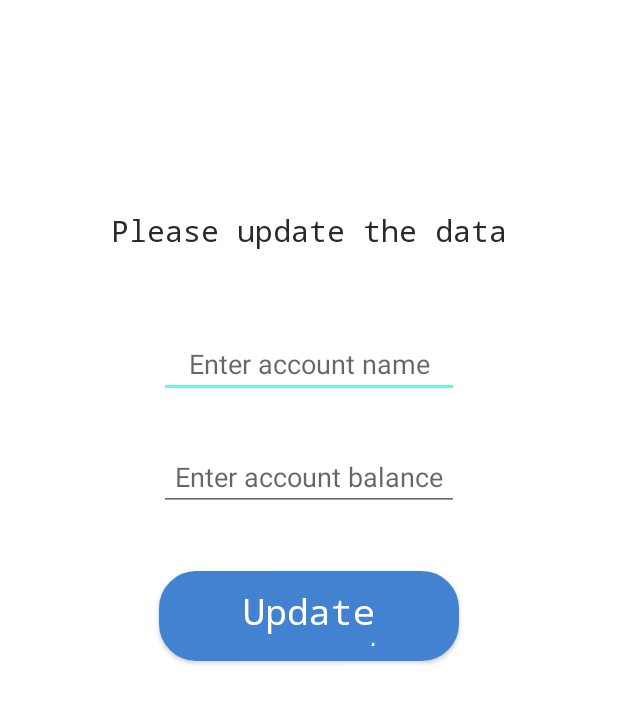
After one commit to mrtsv9/Expenses-Tracker, an Android app: the layout fragment_account_updating.xml on its own in the app's theme, with its tools: preview values and no code run, on a phone screen of 412 x 824 dp. The commit adds this screen. Shown: the top 703 px of the screen. Run offline under Robolectric (Android 15) with nearby library versions, the phone set to English and light mode, and no system bars.

Commit message:
accounts update

```diff
--- a/app/build.gradle
+++ b/app/build.gradle
@@ -2,6 +2,7 @@ plugins {
     id 'com.android.application'
     id 'kotlin-android'
     id 'kotlin-kapt'
+    id 'kotlin-parcelize'
 }
 
 android {
--- a/app/src/main/java/com/example/expensestracker/adapters/AccountsAdapter.kt
+++ b/app/src/main/java/com/example/expensestracker/adapters/AccountsAdapter.kt
@@ -5,7 +5,9 @@ import android.view.LayoutInflater
 import android.view.View
 import android.view.ViewGroup
 import android.widget.ImageView
+import android.widget.LinearLayout
 import android.widget.TextView
+import androidx.fragment.app.ListFragment
 import androidx.recyclerview.widget.RecyclerView
 import com.example.expensestracker.R
 import com.example.expensestracker.database.AccountEntity
--- a/app/src/main/java/com/example/expensestracker/dao/AccountDao.kt
+++ b/app/src/main/java/com/example/expensestracker/dao/AccountDao.kt
@@ -13,9 +13,13 @@ interface AccountDao {
     @Delete
     suspend fun deleteAccount(account: AccountEntity)
 
+    @Update
+    suspend fun updateAccount(account: AccountEntity)
+
     @Query("SELECT * FROM accounts ORDER BY name ASC")
     fun readAllData(): Flow<List<AccountEntity>>
 
     @Query("SELECT balance FROM accounts")
     fun getSummaryBalance(): Flow<List<Int>>
+
 }
--- a/app/src/main/java/com/example/expensestracker/database/AccountEntity.kt
+++ b/app/src/main/java/com/example/expensestracker/database/AccountEntity.kt
@@ -1,9 +1,12 @@
 package com.example.expensestracker.database
 
+import android.os.Parcelable
 import androidx.room.ColumnInfo
 import androidx.room.Entity
 import androidx.room.PrimaryKey
+import kotlinx.parcelize.Parcelize
 
+@Parcelize
 @Entity(tableName = "accounts")
 data class AccountEntity(
 
@@ -12,4 +15,4 @@ data class AccountEntity(
     val image: Int?,
     @ColumnInfo(name = "balance")
     var balance: Int?
-)
+): Parcelable
--- a/app/src/main/java/com/example/expensestracker/fab_adding/FabAddingFragment.kt
+++ b/app/src/main/java/com/example/expensestracker/fab_adding/FabAddingFragment.kt
@@ -70,12 +70,11 @@ class FabAddingFragment(
         binding?.autoCompleteTV?.setAdapter(arrayAdapter)
     }
 
-
     private fun onButtonConfirmClickListener() {
         val account = binding?.tvSelectedAccountName?.text.toString()
         val category = binding?.autoCompleteTV?.text.toString()
         val amount = binding?.etAmount?.text.toString()
-        viewModel.addTransaction(TransactionEntity(1,category, account, Integer.parseInt(amount)))
+        viewModel.addTransaction(TransactionEntity(0,category, account, Integer.parseInt(amount)))
 
         val transaction: FragmentTransaction = requireFragmentManager().beginTransaction()
             transaction.replace(R.id.container, TransactionsFragment())
--- a/app/src/main/java/com/example/expensestracker/repositories/AccountsRepository.kt
+++ b/app/src/main/java/com/example/expensestracker/repositories/AccountsRepository.kt
@@ -13,4 +13,8 @@ class AccountsRepository(private val accountDao: AccountDao) {
         accountDao.addAccount(account)
     }
 
+    suspend fun updateAccount(account: AccountEntity) {
+        accountDao.updateAccount(account)
+    }
+
 }
--- a/app/src/main/java/com/example/expensestracker/viewModels/AccountsViewModel.kt
+++ b/app/src/main/java/com/example/expensestracker/viewModels/AccountsViewModel.kt
@@ -32,4 +32,10 @@ class AccountsViewModel(application: Application): AndroidViewModel(application)
         }
     }
 
+    fun updateAccount(account: AccountEntity) {
+        viewModelScope.launch (Dispatchers.IO) {
+            repository.updateAccount(account)
+        }
+    }
+
 }
--- /dev/null
+++ b/app/src/main/res/layout/fragment_account_updating.xml
@@ -0,0 +1,53 @@
+<?xml version="1.0" encoding="utf-8"?>
+<androidx.constraintlayout.widget.ConstraintLayout xmlns:android="http://schemas.android.com/apk/res/android"
+    xmlns:app="http://schemas.android.com/apk/res-auto"
+    android:layout_width="match_parent"
+    android:layout_height="match_parent">
+
+    <TextView
+        style="@style/LoginText"
+        android:layout_width="wrap_content"
+        android:layout_height="wrap_content"
+        android:text="@string/please_update_the_data"
+        app:layout_constraintEnd_toEndOf="parent"
+        app:layout_constraintStart_toStartOf="parent"
+        app:layout_constraintTop_toTopOf="parent"
+        android:layout_marginTop="140dp"/>
+
+    <EditText
+        android:id="@+id/etNewAccountNameUpdate"
+        android:layout_width="200dp"
+        android:layout_height="wrap_content"
+        app:layout_constraintTop_toTopOf="parent"
+        app:layout_constraintStart_toStartOf="parent"
+        app:layout_constraintEnd_toEndOf="parent"
+        android:layout_marginTop="220dp"
+        android:gravity="center"
+        android:inputType="text"
+        android:hint="@string/enter_account_name"
+        android:importantForAutofill="no" />
+
+    <EditText
+        android:id="@+id/etNewAccountBalanceUpdate"
+        android:layout_width="200dp"
+        android:layout_height="wrap_content"
+        app:layout_constraintTop_toBottomOf="@id/etNewAccountNameUpdate"
+        app:layout_constraintStart_toStartOf="parent"
+        app:layout_constraintEnd_toEndOf="parent"
+        android:layout_marginTop="30dp"
+        android:gravity="center"
+        android:inputType="number"
+        android:hint="@string/enter_account_balance"/>
+
+    <Button
+        android:id="@+id/buttonAccountAddingUpdate"
+        style="@style/ButtonAccountAdding"
+        android:layout_width="0dp"
+        android:layout_height="60dp"
+        android:layout_marginTop="40dp"
+        android:text="@string/update_account"
+        app:layout_constraintEnd_toEndOf="@id/etNewAccountBalanceUpdate"
+        app:layout_constraintStart_toStartOf="@id/etNewAccountBalanceUpdate"
+        app:layout_constraintTop_toBottomOf="@+id/etNewAccountBalanceUpdate" />
+
+</androidx.constraintlayout.widget.ConstraintLayout>
--- a/app/src/main/res/values/strings.xml
+++ b/app/src/main/res/values/strings.xml
@@ -26,6 +26,9 @@
     <string name="account_error">Fill correctly all the fields</string>
     <string name="select_account_to_pay">Select an account to pay</string>
     <string name="enter_amount_of_money">Enter amount of money</string>
+    <string name="overview">Overview of your spendings</string>
+    <string name="update_account">Update account</string>
+    <string name="please_update_the_data">Please update the data</string>
 
     <string-array name="categoriesArray">
         <item>Products</item>
--- a/build.gradle
+++ b/build.gradle
@@ -13,6 +13,10 @@ buildscript {
     }
 }
 
+plugins {
+    id "org.jetbrains.kotlin.android" version "1.4.20" apply false
+}
+
 task clean(type: Delete) {
     delete rootProject.buildDir
 }
```
Also changed, not shown: app/src/main/java/com/example/expensestracker/accounts/AccountUpdatingFragment.kt (added, +73 -0 lines), app/src/main/java/com/example/expensestracker/accounts/AccountsFragment.kt (+10 -1 lines), app/src/main/java/com/example/expensestracker/main/MainFragment.kt (+4 -4 lines), app/src/main/res/layout/fragment_profile.xml (+20 -0 lines), app/src/main/res/layout/single_transaction.xml (+16 -15 lines).
